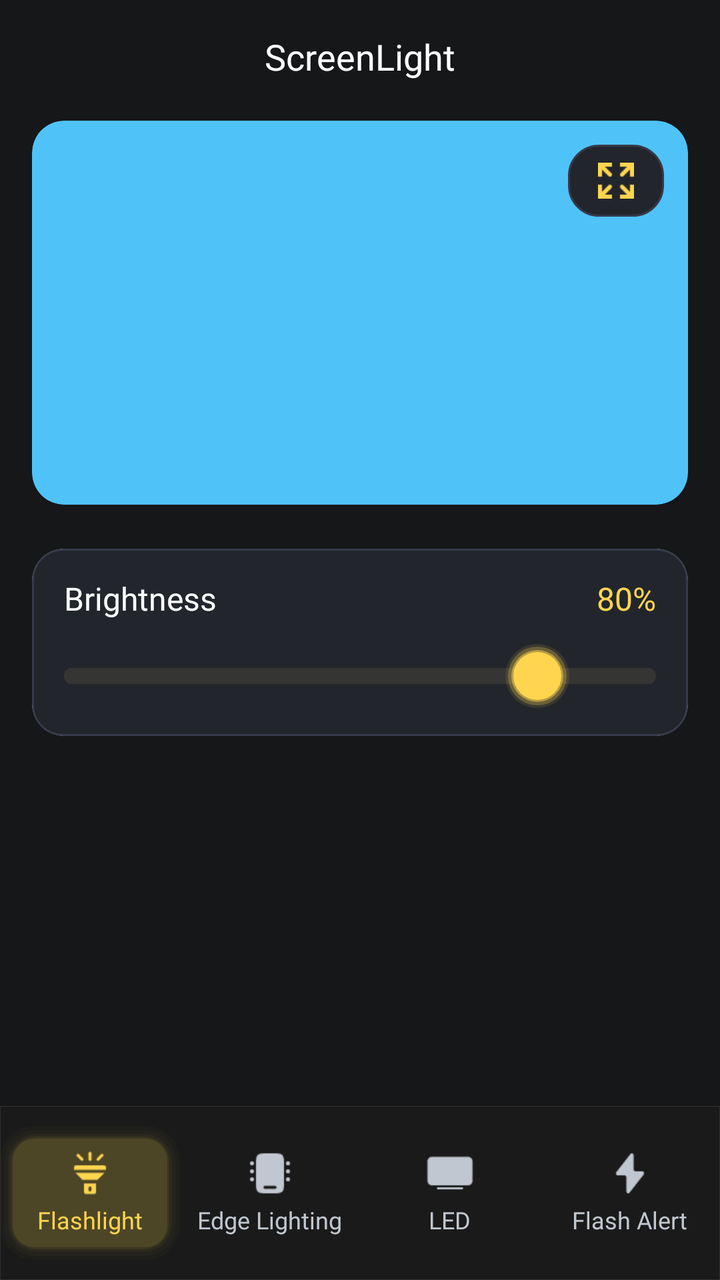
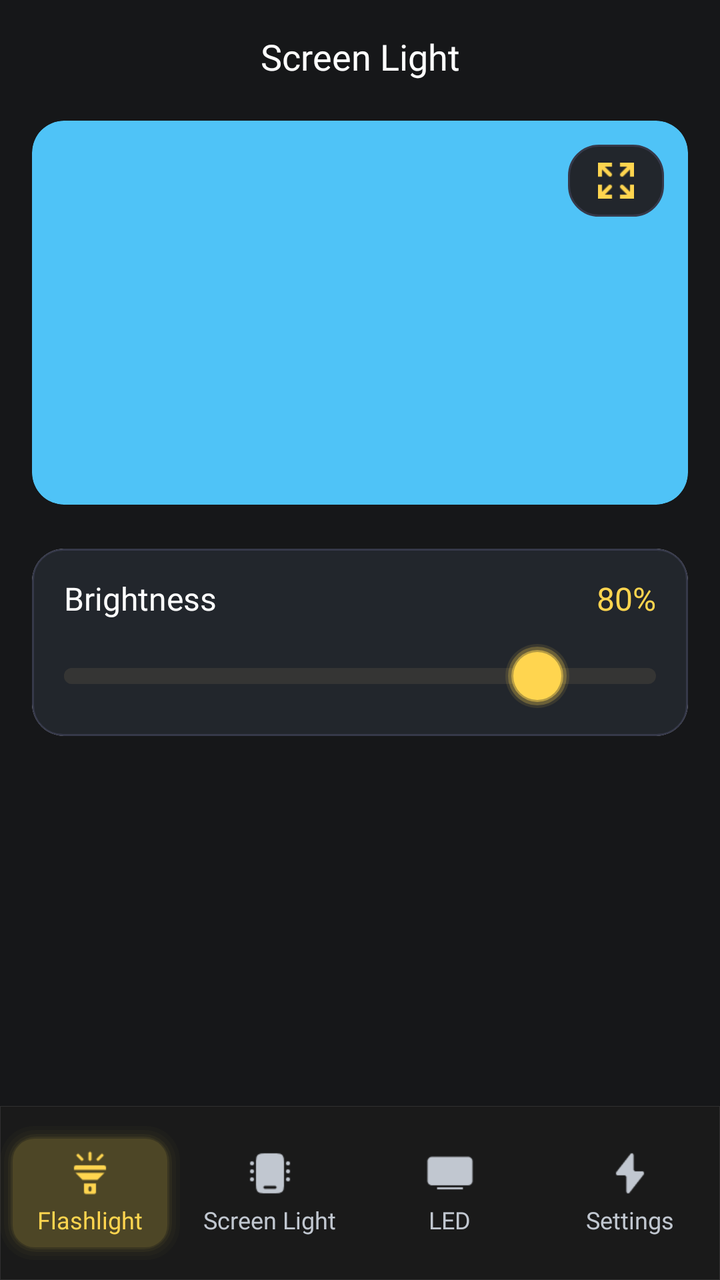

An Android layout rendered at two revisions. The XML below is the earlier revision; the diff shows what the commit changed to produce the second picture.
<!-- AndroidManifest.xml: application theme Theme.Flashlight -->
<!-- res/layout/fragment_screen_light.xml -->
<?xml version="1.0" encoding="utf-8"?>
<androidx.constraintlayout.widget.ConstraintLayout
    xmlns:android="http://schemas.android.com/apk/res/android"
    xmlns:app="http://schemas.android.com/apk/res-auto"
    xmlns:tools="http://schemas.android.com/tools"
    android:layout_width="match_parent"
    android:layout_height="match_parent"
    android:background="#161719">

    
    <TextView
        android:id="@+id/tvTitle"
        android:layout_width="wrap_content"
        android:layout_height="wrap_content"
        android:layout_marginTop="16dp"
        android:text="ScreenLight"
        android:textColor="#FFFFFF"
        android:textSize="18sp"
        android:fontFamily="@font/plus_jakarta_sans_semibold"
        app:layout_constraintEnd_toEndOf="parent"
        app:layout_constraintStart_toStartOf="parent"
        app:layout_constraintTop_toTopOf="parent" />

    
    <androidx.cardview.widget.CardView
        android:id="@+id/cardColorPreview"
        android:layout_width="0dp"
        android:layout_height="192dp"
        android:layout_marginStart="16dp"
        android:layout_marginTop="20dp"
        android:layout_marginEnd="16dp"
        app:cardBackgroundColor="@color/blue"
        app:cardCornerRadius="16dp"
        app:cardElevation="0dp"
        app:layout_constraintEnd_toEndOf="parent"
        app:layout_constraintStart_toStartOf="parent"
        app:layout_constraintTop_toBottomOf="@id/tvTitle">

        <FrameLayout
            android:layout_width="match_parent"
            android:layout_height="match_parent">

            
            <ImageView
                android:id="@+id/btnFullScreen"
                android:layout_width="48dp"
                android:layout_height="36dp"
                android:layout_gravity="top|end"
                android:layout_margin="12dp"
                android:background="@drawable/bg_no_internet_card"
                android:padding="9dp"
                android:src="@drawable/ic_zoom_vector"/>
        </FrameLayout>
    </androidx.cardview.widget.CardView>

    
    <androidx.cardview.widget.CardView
        android:id="@+id/cardBrightness"
        android:layout_width="0dp"
        android:layout_height="wrap_content"
        android:layout_marginStart="16dp"
        android:layout_marginTop="22dp"
        android:layout_marginEnd="16dp"
        app:cardCornerRadius="16dp"
        app:cardElevation="0dp"
        app:layout_constraintEnd_toEndOf="parent"
        app:layout_constraintStart_toStartOf="parent"
        app:layout_constraintTop_toBottomOf="@id/cardColorPreview">

        <androidx.constraintlayout.widget.ConstraintLayout
            android:layout_width="match_parent"
            android:layout_height="wrap_content"
            android:background="@drawable/bg_no_internet_card"
            android:paddingHorizontal="16dp"
            android:paddingVertical="14dp">

            <TextView
                android:id="@+id/tvBrightnessLabel"
                android:layout_width="wrap_content"
                android:layout_height="wrap_content"
                android:fontFamily="@font/plus_jakarta_sans_medium"
                android:text="Brightness"
                android:textColor="#FFFFFF"
                android:textSize="16sp"
                app:layout_constraintStart_toStartOf="parent"
                app:layout_constraintTop_toTopOf="parent" />

            <TextView
                android:id="@+id/tvBrightnessValue"
                android:layout_width="wrap_content"
                android:layout_height="wrap_content"
                android:fontFamily="@font/plus_jakarta_sans_medium"
                android:text="80%"
                android:textColor="#FFD54F"
                android:textSize="16sp"
                app:layout_constraintEnd_toEndOf="parent"
                app:layout_constraintTop_toTopOf="parent" />

            <androidx.appcompat.widget.AppCompatSeekBar
                android:id="@+id/sbBrightness"
                android:layout_width="0dp"
                android:layout_height="32dp"
                android:layout_marginTop="12dp"
                android:max="100"
                android:minHeight="8dp"
                android:maxHeight="8dp"
                android:paddingStart="0dp"
                android:paddingEnd="0dp"
                android:progress="80"
                android:progressDrawable="@drawable/bg_brightness_seekbar_track"
                android:splitTrack="false"
                android:thumb="@drawable/bg_brightness_thumb"
                app:layout_constraintEnd_toEndOf="parent"
                app:layout_constraintStart_toStartOf="parent"
                app:layout_constraintTop_toBottomOf="@id/tvBrightnessLabel" />
        </androidx.constraintlayout.widget.ConstraintLayout>
    </androidx.cardview.widget.CardView>

    
    <FrameLayout
        android:id="@+id/nativeAdContainer"
        android:layout_width="0dp"
        android:layout_height="wrap_content"
        android:layout_marginStart="16dp"
        android:layout_marginTop="20dp"
        android:layout_marginEnd="16dp"
        android:layout_marginBottom="20dp"
        android:background="@color/transparent"
        android:visibility="gone"
        app:layout_constraintBottom_toTopOf="@id/layoutBottomNav"
        app:layout_constraintEnd_toEndOf="parent"
        app:layout_constraintStart_toStartOf="parent"
        app:layout_constraintTop_toBottomOf="@id/cardBrightness">

        <include
            android:id="@+id/shimmerContainerNative"
            layout="@layout/loading_native_ad_view_collapsible"
            android:layout_width="match_parent"
            android:layout_height="wrap_content" />
    </FrameLayout>

    
    <include
        android:id="@+id/layoutBottomNav"
        layout="@layout/layout_bottom_navigation"
        android:layout_width="match_parent"
        android:layout_height="wrap_content"
        app:layout_constraintBottom_toBottomOf="parent" />

</androidx.constraintlayout.widget.ConstraintLayout>
<!-- res/layout/loading_native_ad_view_collapsible.xml (included above) -->
<?xml version="1.0" encoding="utf-8"?>
<com.facebook.shimmer.ShimmerFrameLayout
    xmlns:android="http://schemas.android.com/apk/res/android"
    xmlns:app="http://schemas.android.com/apk/res-auto"
    android:id="@+id/shimmerContainerNative"
    android:layout_width="match_parent"
    android:layout_height="wrap_content"
    android:layout_margin="4dp"
    android:visibility="visible">

    <com.google.android.material.card.MaterialCardView
        android:layout_width="match_parent"
        android:layout_height="wrap_content"
        app:cardBackgroundColor="#1D1F2B"
        app:cardCornerRadius="14dp"
        app:cardElevation="0dp"
        app:strokeColor="#666D80"
        app:strokeWidth="1dp">

        <LinearLayout
            android:layout_width="match_parent"
            android:layout_height="wrap_content"
            android:orientation="vertical"
            android:padding="12dp">

            
            <View
                android:id="@+id/mediaView"
                android:layout_width="match_parent"
                android:layout_height="120dp"
                android:background="@color/home_shimmer_color" />

            
            <LinearLayout
                android:layout_width="match_parent"
                android:layout_height="wrap_content"
                android:layout_marginTop="8dp"
                android:gravity="center_vertical"
                android:orientation="horizontal">

                
                <View
                    android:id="@+id/ivIcon"
                    android:layout_width="48dp"
                    android:layout_height="48dp"
                    android:background="@color/home_shimmer_color" />

                
                <LinearLayout
                    android:layout_width="0dp"
                    android:layout_height="wrap_content"
                    android:layout_marginStart="8dp"
                    android:layout_weight="1"
                    android:orientation="vertical">

                    
                    <LinearLayout
                        android:layout_width="match_parent"
                        android:layout_height="wrap_content"
                        android:gravity="center_vertical"
                        android:orientation="horizontal">

                        
                        <View
                            android:id="@+id/tvAdAttribution"
                            android:layout_width="28dp"
                            android:layout_height="20dp"
                            android:background="@color/home_shimmer_color" />

                        
                        <View
                            android:id="@+id/tvHeadline"
                            android:layout_width="0dp"
                            android:layout_height="14dp"
                            android:layout_marginStart="6dp"
                            android:layout_weight="1"
                            android:background="@color/home_shimmer_color" />

                    </LinearLayout>

                    
                    <LinearLayout
                        android:layout_width="match_parent"
                        android:layout_height="wrap_content"
                        android:layout_marginTop="6dp"
                        android:orientation="vertical">

                        <View
                            android:id="@+id/tvBody"
                            android:layout_width="match_parent"
                            android:layout_height="10dp"
                            android:background="@color/home_shimmer_color" />

                    </LinearLayout>

                </LinearLayout>

            </LinearLayout>

            
            <View
                android:id="@+id/btnCallToAction"
                android:layout_width="match_parent"
                android:layout_height="44dp"
                android:layout_marginTop="16dp"
                android:background="@color/home_shimmer_color" />

        </LinearLayout>

    </com.google.android.material.card.MaterialCardView>

</com.facebook.shimmer.ShimmerFrameLayout>
<!-- res/layout/layout_bottom_navigation.xml (included above) -->
<?xml version="1.0" encoding="utf-8"?>
<LinearLayout xmlns:android="http://schemas.android.com/apk/res/android"
    xmlns:app="http://schemas.android.com/apk/res-auto"
    xmlns:tools="http://schemas.android.com/tools"
    android:layout_width="match_parent"
    android:layout_height="wrap_content"
    android:clipChildren="false"
    android:clipToPadding="false"
    android:orientation="vertical">

    
    <LinearLayout
        android:id="@+id/layoutBottomNav"
        android:layout_width="match_parent"
        android:layout_height="87dp"
        android:background="@drawable/bg_navigation"
        android:clipChildren="false"
        android:clipToPadding="false"
        android:gravity="center_vertical"
        android:orientation="horizontal"
        android:weightSum="4"
        tools:ignore="MissingConstraints">

        
        <LinearLayout
            android:id="@+id/btnNavFlashlight"
            android:layout_width="0dp"
            android:layout_height="67dp"
            android:layout_weight="1"
            android:background="@drawable/bg_btn_flash_navigation"
            android:clickable="true"
            android:focusable="true"
            android:gravity="center"
            android:orientation="vertical">

            <ImageView
                android:id="@+id/ivNavFlashlight"
                android:layout_width="24dp"
                android:layout_height="24dp"
                android:src="@drawable/ic_navigation_flash"
                app:tint="@color/bg_yellow_switch" />

            <TextView
                android:id="@+id/tvNavFlashlight"
                android:layout_width="wrap_content"
                android:layout_height="wrap_content"
                android:layout_marginTop="3dp"
                android:fontFamily="@font/plus_jakarta_sans_medium"
                android:text="Flashlight"
                android:textColor="@color/bg_yellow_switch"
                android:textSize="12sp" />
        </LinearLayout>

        
        <LinearLayout
            android:id="@+id/btnNavScreenLight"
            android:layout_width="0dp"
            android:layout_height="67dp"
            android:layout_weight="1"
            android:clickable="true"
            android:focusable="true"
            android:gravity="center"
            android:orientation="vertical">

            <ImageView
                android:id="@+id/ivNavScreenLight"
                android:layout_width="24dp"
                android:layout_height="24dp"
                android:src="@drawable/ic_navigation_edge"
                app:tint="@color/bg_no_select_btn" />

            <TextView
                android:id="@+id/tvNavScreenLight"
                android:layout_width="wrap_content"
                android:layout_height="wrap_content"
                android:layout_marginTop="3dp"
                android:fontFamily="@font/plus_jakarta_sans_medium"
                android:text="Edge Lighting"
                android:textColor="@color/bg_no_select_btn"
                android:textSize="12sp" />
        </LinearLayout>

        
        <LinearLayout
            android:id="@+id/btnNavLed"
            android:layout_width="0dp"
            android:layout_height="67dp"
            android:layout_weight="1"
            android:clickable="true"
            android:focusable="true"
            android:gravity="center"
            android:orientation="vertical">

            <ImageView
                android:id="@+id/ivNavLed"
                android:layout_width="24dp"
                android:layout_height="24dp"
                android:src="@drawable/ic_navigation_led"
                app:tint="@color/bg_no_select_btn" />

            <TextView
                android:id="@+id/tvNavLed"
                android:layout_width="wrap_content"
                android:layout_height="wrap_content"
                android:layout_marginTop="3dp"
                android:fontFamily="@font/plus_jakarta_sans_medium"
                android:text="LED"
                android:textColor="@color/bg_no_select_btn"
                android:textSize="12sp" />
        </LinearLayout>

        
        <LinearLayout
            android:id="@+id/btnNavSettings"
            android:layout_width="0dp"
            android:layout_height="67dp"
            android:layout_weight="1"
            android:clickable="true"
            android:focusable="true"
            android:gravity="center"
            android:orientation="vertical">

            <ImageView
                android:id="@+id/ivNavSettings"
                android:layout_width="24dp"
                android:layout_height="24dp"
                android:src="@drawable/ic_navigation_flash_alert"
                app:tint="@color/bg_no_select_btn" />

            <TextView
                android:id="@+id/tvNavSettings"
                android:layout_width="wrap_content"
                android:layout_height="wrap_content"
                android:layout_marginTop="3dp"
                android:fontFamily="@font/plus_jakarta_sans_medium"
                android:text="Flash Alert"
                android:textColor="@color/bg_no_select_btn"
                android:textSize="12sp" />
        </LinearLayout>
    </LinearLayout>

</LinearLayout>
<!-- resources referenced by this layout -->
<resources>
  <color name="bg_no_select_btn">#FFC1C7D0</color>
  <color name="bg_yellow_switch">#FFFFD54F</color>
  <color name="blue">#4FC3F7</color>
  <color name="home_shimmer_color">#C3C3C3</color>
  <color name="transparent">#00000000</color>
  <!-- drawable bg_brightness_seekbar_track (drawable) -->
  <?xml version="1.0" encoding="utf-8"?>
  <layer-list xmlns:android="http://schemas.android.com/apk/res/android">
  
      
      <item android:id="@android:id/background">
          <shape android:shape="rectangle">
              <size android:height="8dp" />
              <corners android:radius="4dp" />
              <solid android:color="#353534" />
          </shape>
      </item>
  
      
      <item android:id="@android:id/progress">
          <clip>
              <shape android:shape="rectangle">
                  <size android:height="8dp" />
                  <corners android:radius="4dp" />
                  <solid android:color="#353534" />
              </shape>
          </clip>
      </item>
  
  </layer-list>
  <!-- drawable bg_navigation (drawable) -->
  <?xml version="1.0" encoding="utf-8"?>
  <shape xmlns:android="http://schemas.android.com/apk/res/android">
  
      <solid android:color="#CC1C1B1B" />
  
      <stroke
          android:width="0.92px"
          android:color="#1AFFFFFF" />
  
  </shape>
  <!-- drawable bg_no_internet_card (drawable) -->
  <?xml version="1.0" encoding="utf-8"?>
  <shape xmlns:android="http://schemas.android.com/apk/res/android"
      android:shape="rectangle">
  
      
      <solid android:color="#22262C" />
  
      
      <corners android:radius="15dp"/>
  
      <stroke
          android:color="#36394A"
          android:width="1dp"/>
  
  </shape>
  <style name="Theme.Flashlight" parent="Theme.MaterialComponents.DayNight.NoActionBar">
          
          <item name="colorPrimary">@color/purple_500</item>
          <item name="colorPrimaryVariant">@color/purple_700</item>
          <item name="colorOnPrimary">@color/white</item>
          
          <item name="colorSecondary">@color/teal_200</item>
          <item name="colorSecondaryVariant">@color/teal_700</item>
          <item name="colorOnSecondary">@color/black</item>
          
          <item name="android:statusBarColor">@android:color/transparent</item>
          <item name="android:navigationBarColor">@android:color/transparent</item>
          <item name="android:windowLightStatusBar">false</item>
      </style>
  <color name="yellow_bg_btn_navigation">#1AFFD54F</color>
  <color name="purple_500">#FF6200EE</color>
  <color name="purple_700">#FF3700B3</color>
  <color name="white">#FFFFFFFF</color>
  <color name="teal_200">#FF03DAC5</color>
  <color name="teal_700">#FF018786</color>
  <color name="black">#FF000000</color>
  <!-- unchanged entries left out for length: 7 -->
</resources>

<!-- the commit's change to res/layout/fragment_screen_light.xml (unified diff, before → after) -->
@@ -13,7 +13,7 @@
         android:layout_width="wrap_content"
         android:layout_height="wrap_content"
         android:layout_marginTop="16dp"
-        android:text="ScreenLight"
+        android:text="@string/screen_light_title"
         android:textColor="#FFFFFF"
         android:textSize="18sp"
         android:fontFamily="@font/plus_jakarta_sans_semibold"
@@ -79,7 +79,7 @@
                 android:layout_width="wrap_content"
                 android:layout_height="wrap_content"
                 android:fontFamily="@font/plus_jakarta_sans_medium"
-                android:text="Brightness"
+                android:text="@string/brightness"
                 android:textColor="#FFFFFF"
                 android:textSize="16sp"
                 app:layout_constraintStart_toStartOf="parent"
@@ -239,7 +239,7 @@
                         <View
                             android:id="@+id/tvBody"
                             android:layout_width="match_parent"
-                            android:layout_height="10dp"
+                            android:layout_height="20dp"
                             android:background="@color/home_shimmer_color" />
 
                     </LinearLayout>
@@ -310,7 +310,7 @@
                 android:layout_height="wrap_content"
                 android:layout_marginTop="3dp"
                 android:fontFamily="@font/plus_jakarta_sans_medium"
-                android:text="Flashlight"
+                android:text="@string/nav_flashlight"
                 android:textColor="@color/bg_yellow_switch"
                 android:textSize="12sp" />
         </LinearLayout>
@@ -339,7 +339,7 @@
                 android:layout_height="wrap_content"
                 android:layout_marginTop="3dp"
                 android:fontFamily="@font/plus_jakarta_sans_medium"
-                android:text="Edge Lighting"
+                android:text="@string/nav_screen_light"
                 android:textColor="@color/bg_no_select_btn"
                 android:textSize="12sp" />
         </LinearLayout>
@@ -368,7 +368,7 @@
                 android:layout_height="wrap_content"
                 android:layout_marginTop="3dp"
                 android:fontFamily="@font/plus_jakarta_sans_medium"
-                android:text="LED"
+                android:text="@string/nav_led"
                 android:textColor="@color/bg_no_select_btn"
                 android:textSize="12sp" />
         </LinearLayout>
@@ -397,7 +397,7 @@
                 android:layout_height="wrap_content"
                 android:layout_marginTop="3dp"
                 android:fontFamily="@font/plus_jakarta_sans_medium"
-                android:text="Flash Alert"
+                android:text="@string/nav_settings"
                 android:textColor="@color/bg_no_select_btn"
                 android:textSize="12sp" />
         </LinearLayout>
<!-- resource entries referenced after the edit -->
@@ -57,6 +57,12 @@
           android:width="1dp"/>
   
   </shape>
+  <string name="brightness">Brightness</string>
+  <string name="nav_flashlight">Flashlight</string>
+  <string name="nav_led">LED</string>
+  <string name="nav_screen_light">Screen Light</string>
+  <string name="nav_settings">Settings</string>
+  <string name="screen_light_title">Screen Light</string>
   <style name="Theme.Flashlight" parent="Theme.MaterialComponents.DayNight.NoActionBar">
           
           <item name="colorPrimary">@color/purple_500</item>
